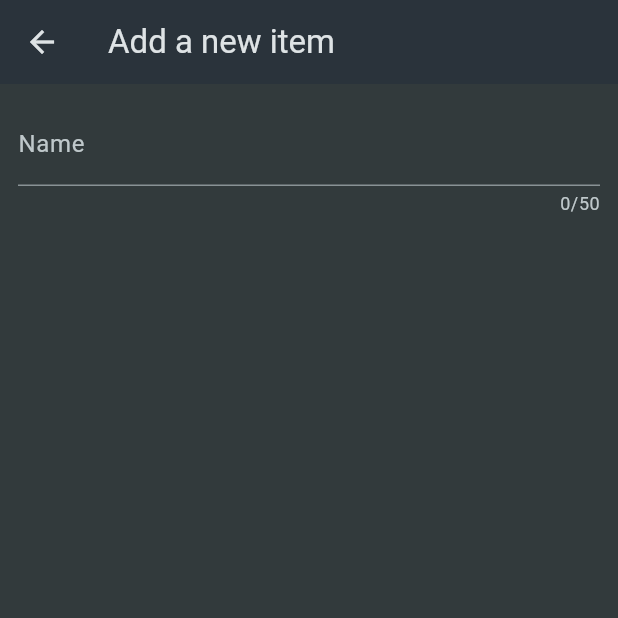
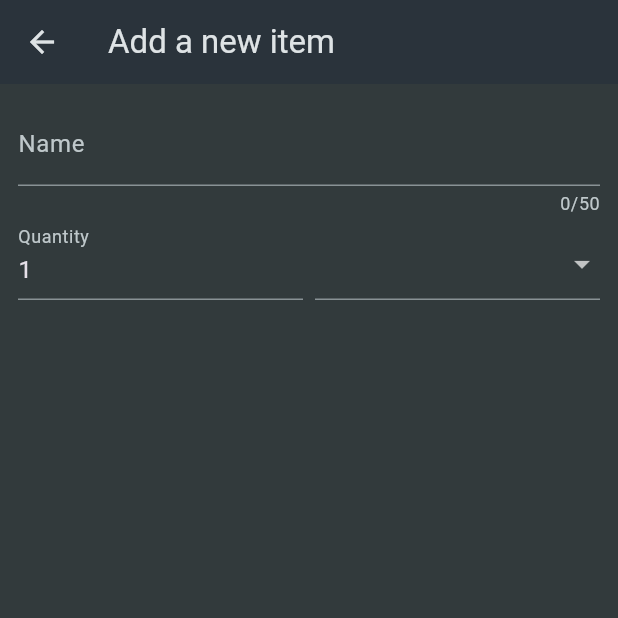
Before and after one commit to sachinsebastian1212/flutter_shopping_list, a Flutter app: the NewItem screen opened directly, on a phone screen of 412 x 824 dp, the top half of it. Run offline on Flutter 3.47's test engine with Material 3 defaults, Android fonts, the light colour scheme and no system bars.

Commit message:
added drop down in form
also used expanded one more time

```diff
--- a/lib/widgets/new_item.dart
+++ b/lib/widgets/new_item.dart
@@ -1,4 +1,5 @@
 import 'package:flutter/material.dart';
+import 'package:flutter_shopping_list/data/categories.dart';
 
 class NewItem extends StatefulWidget {
   const NewItem({super.key});
@@ -16,20 +17,57 @@ class _NewItemState extends State<NewItem> {
       ),
       body: Padding(
           padding: const EdgeInsets.all(12.0),
-        child: Form(child: Column(
+          child: Form(
+              child: Column(
             children: [
               TextFormField(
                 maxLength: 50,
-              decoration: const InputDecoration(
-                label: Text('Name')
-              ),
+                decoration: const InputDecoration(label: Text('Name')),
                 validator: (value) {
                   return 'Demo..';
                 },
+              ),
+              Row(
+                crossAxisAlignment: CrossAxisAlignment.end,
+                children: [
+                  Expanded(
+                    child: TextFormField(
+                      decoration: const InputDecoration(
+                        label: Text('Quantity'),
+                      ),
+                      initialValue: '1',
+                    ),
+                  ),
+                  const SizedBox(
+                    width: 8,
+                  ),
+                  Expanded(
+                    child: DropdownButtonFormField(
+                      items: [
+                        for (var item in categories.entries)
+                          DropdownMenuItem(
+                              value: item.value,
+                              child: Row(
+                                children: [
+                                  Container(
+                                    width: 16,
+                                    height: 16,
+                                    color: item.value.color,
+                                  ),
+                                  const SizedBox(
+                                    width: 6,
+                                  ),
+                                  Text(item.value.type)
+                                ],
+                              ))
+                      ],
+                      onChanged: (value) {},
+                    ),
                   )
                 ],
-        ))
-      ),
+              )
+            ],
+          ))),
     );
   }
 }
```
Lines whose indentation alone changed are shown as unchanged.
